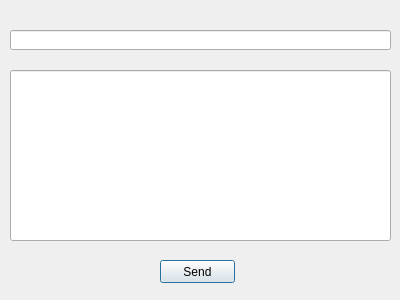
Qt form contact.ui (baoprokute1234/BTL2) before a commit.
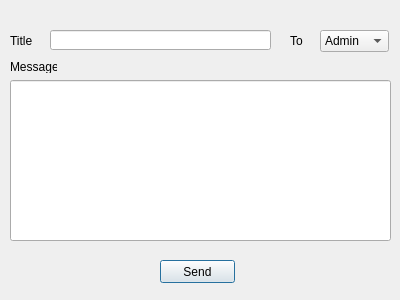
The same form after that commit.

```diff
--- a/contact.ui
+++ b/contact.ui
@@ -17,11 +17,14 @@
    <property name="geometry">
     <rect>
      <x>10</x>
-     <y>70</y>
+     <y>80</y>
      <width>381</width>
-     <height>171</height>
+     <height>161</height>
     </rect>
    </property>
+   <property name="alignment">
+    <set>Qt::AlignLeading|Qt::AlignLeft|Qt::AlignTop</set>
+   </property>
   </widget>
   <widget class="QPushButton" name="send">
    <property name="geometry">
@@ -39,13 +42,72 @@
   <widget class="QLineEdit" name="title">
    <property name="geometry">
     <rect>
-     <x>10</x>
+     <x>50</x>
      <y>30</y>
-     <width>381</width>
+     <width>221</width>
      <height>20</height>
     </rect>
    </property>
   </widget>
+  <widget class="QLabel" name="label">
+   <property name="geometry">
+    <rect>
+     <x>10</x>
+     <y>30</y>
+     <width>47</width>
+     <height>21</height>
+    </rect>
+   </property>
+   <property name="text">
+    <string>Title</string>
+   </property>
+  </widget>
+  <widget class="QLabel" name="label_2">
+   <property name="geometry">
+    <rect>
+     <x>10</x>
+     <y>60</y>
+     <width>47</width>
+     <height>13</height>
+    </rect>
+   </property>
+   <property name="text">
+    <string>Message:</string>
+   </property>
+  </widget>
+  <widget class="QComboBox" name="send_to">
+   <property name="geometry">
+    <rect>
+     <x>320</x>
+     <y>30</y>
+     <width>69</width>
+     <height>22</height>
+    </rect>
+   </property>
+   <item>
+    <property name="text">
+     <string>Admin</string>
+    </property>
+   </item>
+   <item>
+    <property name="text">
+     <string>Librarian</string>
+    </property>
+   </item>
+  </widget>
+  <widget class="QLabel" name="label_3">
+   <property name="geometry">
+    <rect>
+     <x>290</x>
+     <y>30</y>
+     <width>47</width>
+     <height>21</height>
+    </rect>
+   </property>
+   <property name="text">
+    <string>To</string>
+   </property>
+  </widget>
  </widget>
  <resources/>
  <connections/>
```
